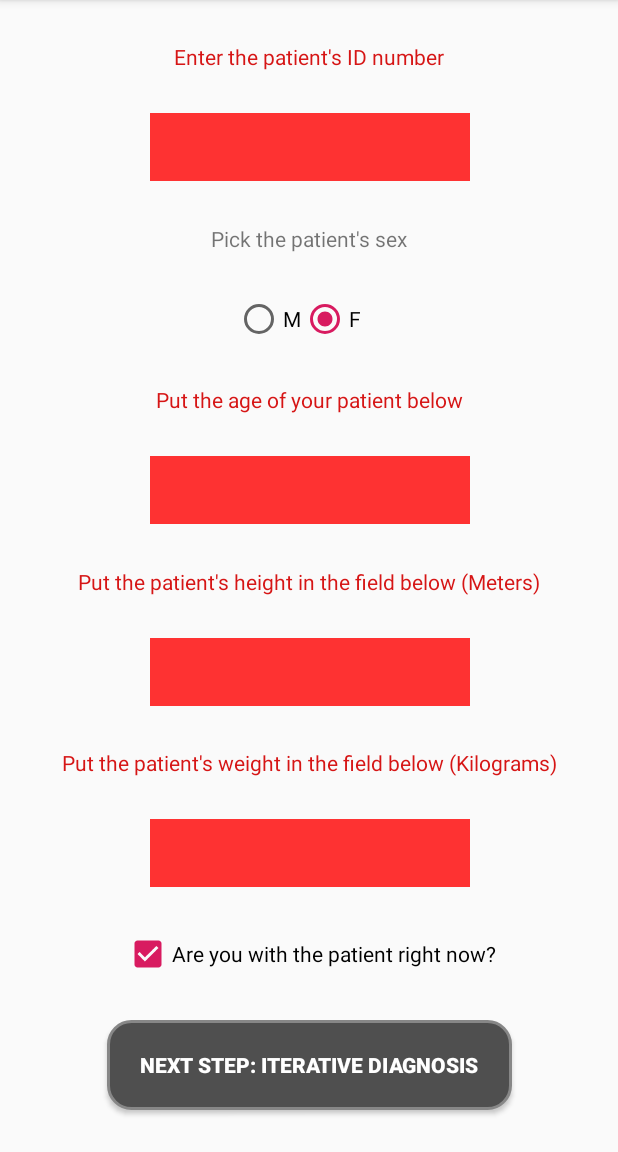
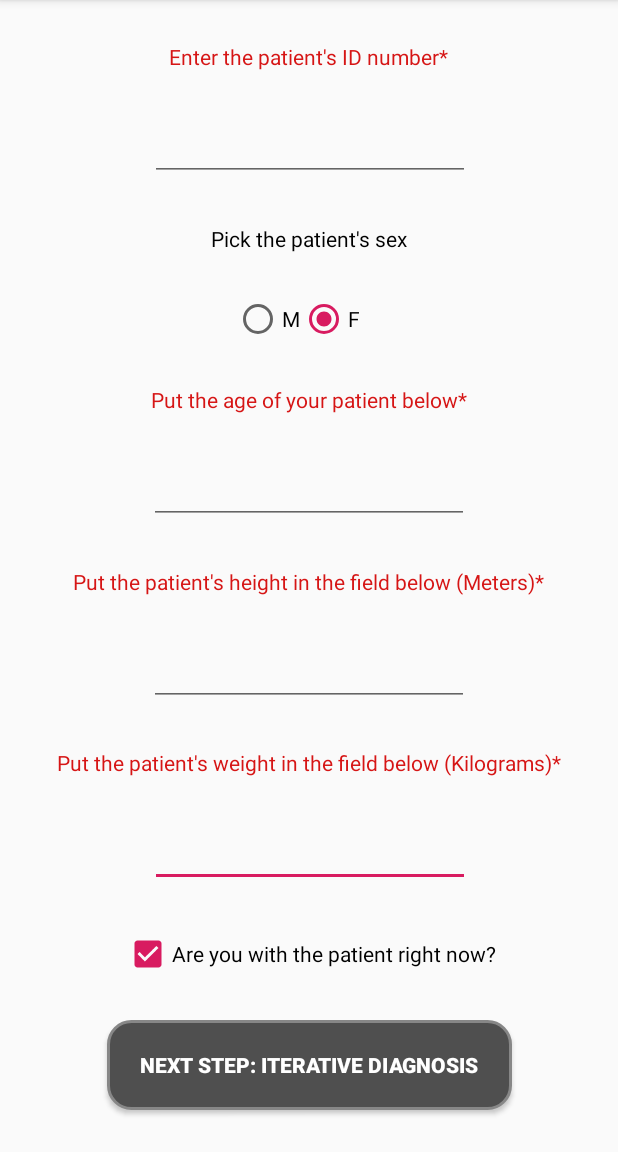
Before and after one commit to humancomputerintegration/realtime-diagnostics-app, an Android app: the PatientInfoActivity screen opened directly, with no data from a screen before it, after a tap on "NEXT STEP: ITERATIVE DIAGNOSIS", on a phone screen of 412 x 824 dp, the part 84-1236 px from its top. Run offline under Robolectric (Android 15) with nearby library versions, the phone set to English and light mode, and no system bars; 2 other taps on this screen came first.

Commit message:
Notes & Updates to the UI for activity_patient_info.xml

```diff
--- a/medical-app/app/src/main/java/com/example/mobilehealthprototype/PatientInfoActivity.java
+++ b/medical-app/app/src/main/java/com/example/mobilehealthprototype/PatientInfoActivity.java
@@ -29,18 +29,25 @@ public class PatientInfoActivity extends AppCompatActivity {
     }
 
     //Helper Functions
-    //TODO : Figure out how exactly I want to do this
     public void warnError(int input_id, int header_id){
         TextView header = findViewById(header_id);
-//        String orig = header.getText().toString();
-//        String mod_orig = (orig.contains("Please Enter")) ? orig : orig + "(Please Enter A Value)";
-//        header.setText(mod_orig);
+        String orig = header.getText().toString();
+        String mod_orig = (orig.contains("*")) ? orig : orig + "*";
+        header.setText(mod_orig);
         header.setTextColor(getResources().getColor(R.color.errorColor));
 
-        if(input_id > 0){
-            EditText input = findViewById(input_id);
-            input.setBackgroundColor(getResources().getColor(R.color.transparentRed));
-        }
+//        if(input_id > 0){
+//            EditText input = findViewById(input_id);
+//            input.setBackgroundColor(getResources().getColor(R.color.transparentRed));
+//        }
+    }
+
+    public void removeError(int input_id, int header_id){
+        TextView header = findViewById(header_id);
+        String orig = header.getText().toString();
+        String mod_orig = (orig.contains("*")) ? orig.substring(0, orig.length()-1) : orig;
+        header.setText(mod_orig);
+        header.setTextColor(getResources().getColor(R.color.black));
     }
 
     public float checkValue(int id1, int id2){
@@ -48,6 +55,8 @@ public class PatientInfoActivity extends AppCompatActivity {
         if(parsed == null || parsed.trim().equals("")){
             warnError(id1, id2);
             return -1f;
+        }else{
+            removeError(id1, id2);
         }
         return Float.parseFloat(parsed);
     }
@@ -98,10 +107,12 @@ public class PatientInfoActivity extends AppCompatActivity {
                     intent.putExtra("height", p_height);
                     intent.putExtra("weight", p_weight);
                     startActivity(intent);
-                }else{
-                    AlertDialog.Builder wn = buildWarning(R.string.warning_title, R.string.warning_message, R.string.close);
-                    wn.show();
                 }
+                //removed alertdialog because Pedro thinks its bad design (will comment in case of future implementations)
+//                else{
+//                    AlertDialog.Builder wn = buildWarning(R.string.warning_title, R.string.warning_message, R.string.close);
+//                    wn.show();
+//                }
             }
         });
     }
--- a/medical-app/app/src/main/res/layout/activity_patient_info.xml
+++ b/medical-app/app/src/main/res/layout/activity_patient_info.xml
@@ -43,6 +43,7 @@
         android:layout_marginEnd="8dp"
         android:layout_marginRight="8dp"
         android:text="@string/height_header"
+        android:textColor="@android:color/black"
         app:layout_constraintBottom_toTopOf="@+id/height_input"
         app:layout_constraintEnd_toEndOf="parent"
         app:layout_constraintStart_toStartOf="parent"
@@ -57,6 +58,7 @@
         android:layout_marginEnd="8dp"
         android:layout_marginRight="8dp"
         android:text="@string/age_field_header"
+        android:textColor="@android:color/black"
         app:layout_constraintBottom_toTopOf="@+id/age_input"
         app:layout_constraintEnd_toEndOf="parent"
         app:layout_constraintStart_toStartOf="parent"
@@ -71,6 +73,7 @@
         android:layout_marginEnd="8dp"
         android:layout_marginRight="8dp"
         android:text="@string/weight_header"
+        android:textColor="@android:color/black"
         app:layout_constraintBottom_toTopOf="@+id/weight_input"
         app:layout_constraintEnd_toEndOf="parent"
         app:layout_constraintStart_toStartOf="parent"
@@ -157,6 +160,7 @@
         android:layout_marginEnd="8dp"
         android:layout_marginRight="8dp"
         android:text="@string/health_id_header"
+        android:textColor="@android:color/black"
         app:layout_constraintBottom_toTopOf="@+id/pid_input"
         app:layout_constraintEnd_toEndOf="parent"
         app:layout_constraintStart_toStartOf="parent"
@@ -171,6 +175,7 @@
         android:layout_marginEnd="8dp"
         android:layout_marginRight="8dp"
         android:text="@string/sex_option_header"
+        android:textColor="@android:color/black"
         app:layout_constraintBottom_toTopOf="@+id/sex_input"
         app:layout_constraintEnd_toEndOf="parent"
         app:layout_constraintStart_toStartOf="parent"
@@ -180,6 +185,7 @@
         android:id="@+id/pid_input"
         android:layout_width="wrap_content"
         android:layout_height="wrap_content"
+        android:gravity="center_horizontal"
         android:ems="10"
         android:inputType="numberSigned"
         android:singleLine="true"
--- a/medical-app/app/src/main/res/values/colors.xml
+++ b/medical-app/app/src/main/res/values/colors.xml
@@ -11,5 +11,10 @@
     <color name="maroon">#800000</color>
     <color name="gray">#D6D6CE</color>
     <color name="disabled_gray">#A9A9A9</color>
+    <color name="black">#000000</color>
 
+    <!--Final draft color schemes for the app-->
+    <!--<color name="main"></color>-->
+    <!--<color name="secondary"></color>-->
+    <!--<color name=""></color>-->
 </resources>
--- a/medical-app/app/src/main/res/values/strings.xml
+++ b/medical-app/app/src/main/res/values/strings.xml
@@ -24,7 +24,7 @@
     <string name="initial_symptom_hint">headache, cough, backpain, etc</string>
     <string name="next_button">Next Step: Iterative Diagnosis</string>
     <string name="warning_title">Information Warning</string>
-    <string name="warning_message">Information is missing from the patient infromation. The app won\'t be able to make the best diagnosis without it</string>
+    <string name="warning_message">Information is missing from the patient information. The app won\'t be able to make the best diagnosis without it</string>
 
     <!--activity_list_symptoms.xml options-->
     <string name="diagnose_button">Diagnose</string>
```
Also changed, not shown: 1 other file.
